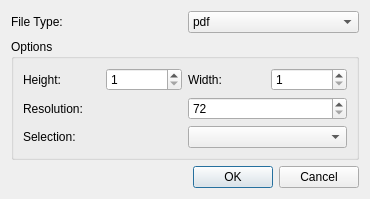
Old version of the form src/export.ui in the repository iPenguin/CrochetCharts.
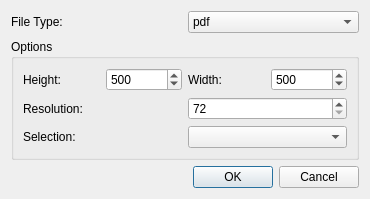
New version of the form.

Commit message: Updated the export ui to handle chart selection

Diff of the .ui file:
```diff
--- a/src/export.ui
+++ b/src/export.ui
@@ -86,10 +86,13 @@
         <item>
          <widget class="QSpinBox" name="height">
           <property name="minimum">
-           <number>1</number>
+           <number>10</number>
+          </property>
+          <property name="maximum">
+           <number>100000</number>
           </property>
           <property name="value">
-           <number>1</number>
+           <number>500</number>
           </property>
          </widget>
         </item>
@@ -106,7 +109,13 @@
         <item>
          <widget class="QSpinBox" name="width">
           <property name="minimum">
-           <number>1</number>
+           <number>10</number>
+          </property>
+          <property name="maximum">
+           <number>100000</number>
+          </property>
+          <property name="value">
+           <number>500</number>
           </property>
          </widget>
         </item>
```
The commit also changes 2 other files.
